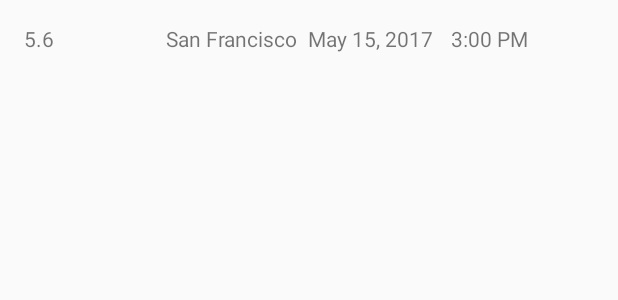
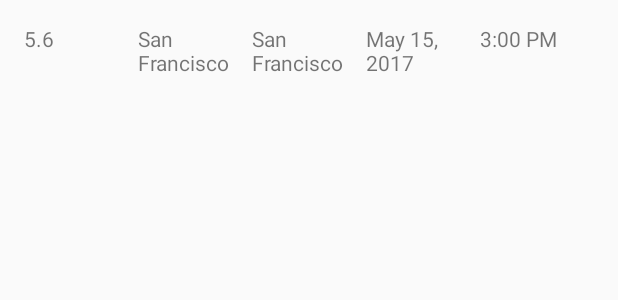
Before and after one commit to CannibalChoco/QuakeReport, an Android app: the layout list_item.xml on its own in the app's theme, with its tools: preview values and no code run, on a phone screen of 412 x 824 dp. Shown: the top 300 px of the screen. Run offline under Robolectric (Android 15) with nearby library versions, the phone set to English and light mode, and no system bars.

Commit message:
Split location into two TextViews

```diff
--- a/app/src/main/res/layout/list_item.xml
+++ b/app/src/main/res/layout/list_item.xml
@@ -4,7 +4,7 @@
     android:orientation="horizontal"
     android:layout_width="match_parent"
     android:padding="16dp"
-    android:layout_height="match_parent">
+    android:layout_height="wrap_content">
 
     <TextView
         android:id="@+id/magnitude"
@@ -15,11 +15,18 @@
         />
 
     <TextView
-        android:id="@+id/location"
-        android:layout_toRightOf="@id/magnitude"
+        android:id="@+id/location_offset"
         android:layout_weight="1"
         android:layout_width="0dp"
-        android:layout_height="match_parent"
+        android:layout_height="wrap_content"
+        tools:text="San Francisco"
+        />
+
+    <TextView
+        android:id="@+id/primary_location"
+        android:layout_weight="1"
+        android:layout_width="0dp"
+        android:layout_height="wrap_content"
         tools:text="San Francisco"
         />
 
@@ -27,7 +34,7 @@
         android:id="@+id/date"
         android:layout_weight="1"
         android:layout_width="0dp"
-        android:layout_height="match_parent"
+        android:layout_height="wrap_content"
         tools:text="May 15, 2017"/>
 
     <TextView
--- a/app/src/main/res/values/strings.xml
+++ b/app/src/main/res/values/strings.xml
@@ -15,4 +15,8 @@
 -->
 <resources>
     <string name="app_name">Quake Report</string>
+
+    <!-- Default text to show with the earthquake location ("Near the Pacific-Antarctic Ridge")
+ if no specific kilometer distance from the primary location is given [CHAR LIMIT=30] -->
+    <string name="near_the">Near the</string>
 </resources>
```
Also changed, not shown: app/src/main/java/com/example/android/quakereport/EarthquakeAdapter.java (+28 -4 lines).
